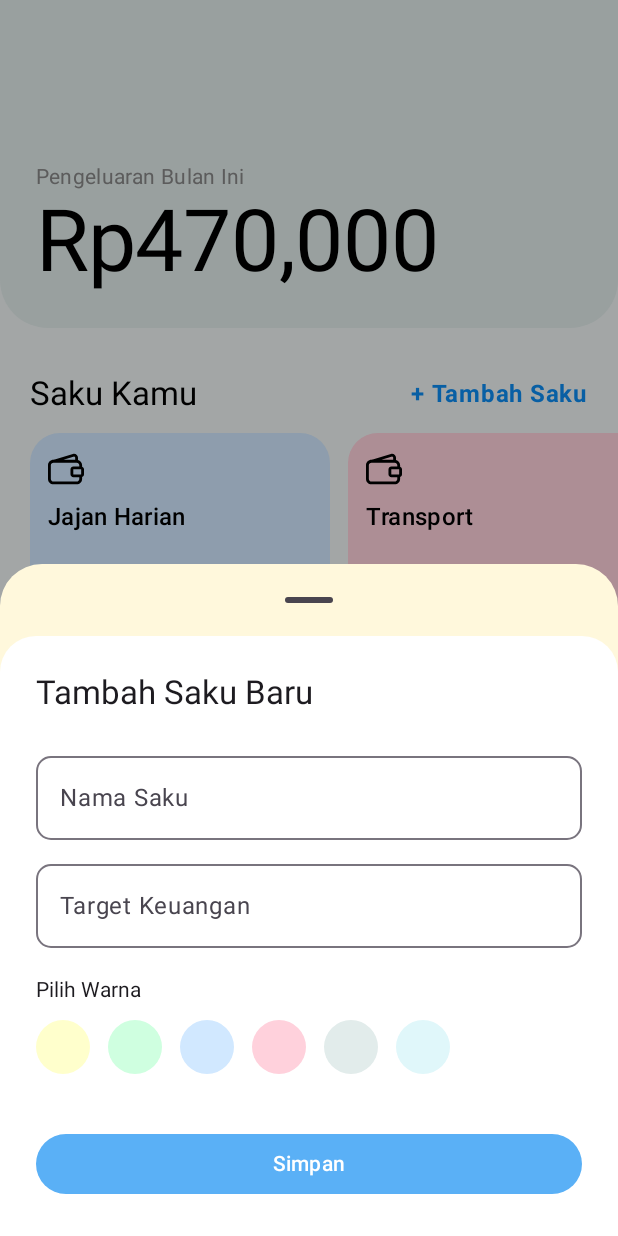
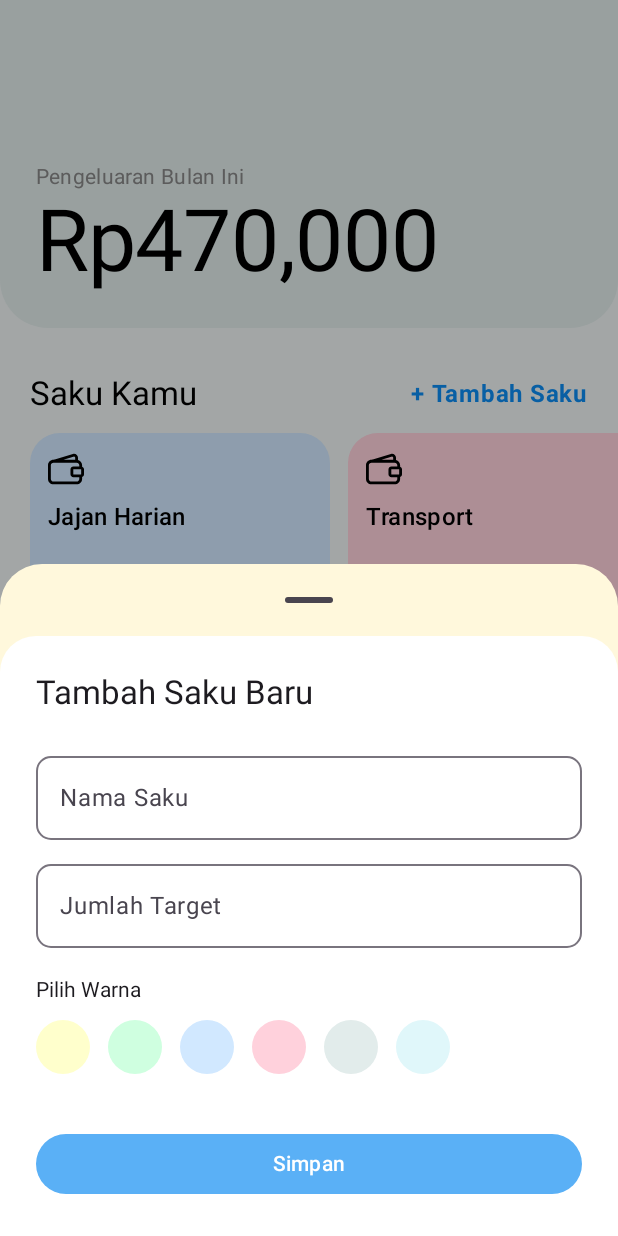
Before and after one commit to akimabs/artha, an Android app built with Jetpack Compose: the screen it shows after launch (MainActivity), after a tap on "+ Tambah Saku", on a phone screen of 412 x 824 dp. Run offline under Robolectric (Android 15) with nearby library versions, the phone set to English and light mode, and no system bars.

Commit message:
feat: update textfield color

```diff
--- a/app/src/main/java/com/example/artha/ui/screen/AddPocketBottomSheet.kt
+++ b/app/src/main/java/com/example/artha/ui/screen/AddPocketBottomSheet.kt
@@ -43,11 +43,15 @@ fun AddPocketBottomSheet(
                 onValueChange = { title = it },
                 shape = RoundedCornerShape(10.dp),
                 singleLine = true,
+                colors = OutlinedTextFieldDefaults.colors(
+                    focusedLabelColor = Color(0xFF5AB0F6),
+                    focusedBorderColor = Color(0xFF5AB0F6),
+                ),
                 modifier = Modifier.fillMaxWidth().padding(vertical = 8.dp)
             )
 
             OutlinedTextField(
-                label = { Text("Target Keuangan") },
+                label = { Text("Jumlah Target") },
                 value = target,
                 onValueChange = { newValue ->
                     val digitsOnly = newValue.text.replace(Regex("[^\\d]"), "")
@@ -62,6 +66,10 @@ fun AddPocketBottomSheet(
                 shape = RoundedCornerShape(10.dp),
                 keyboardOptions = KeyboardOptions.Default.copy(keyboardType = KeyboardType.Number),
                 singleLine = true,
+                colors = OutlinedTextFieldDefaults.colors(
+                    focusedLabelColor = Color(0xFF5AB0F6),
+                    focusedBorderColor = Color(0xFF5AB0F6),
+                ),
                 modifier = Modifier.fillMaxWidth().padding(bottom = 8.dp)
             )
 
@@ -93,6 +101,7 @@ fun AddPocketBottomSheet(
                         percentage = 0
                     )
                     onAddPocket(pocket)
+                    onDismiss()
                 },
                 modifier = Modifier.fillMaxWidth(),
                 colors = ButtonDefaults.buttonColors(containerColor = Color(0xFF5AB0F6))
```
